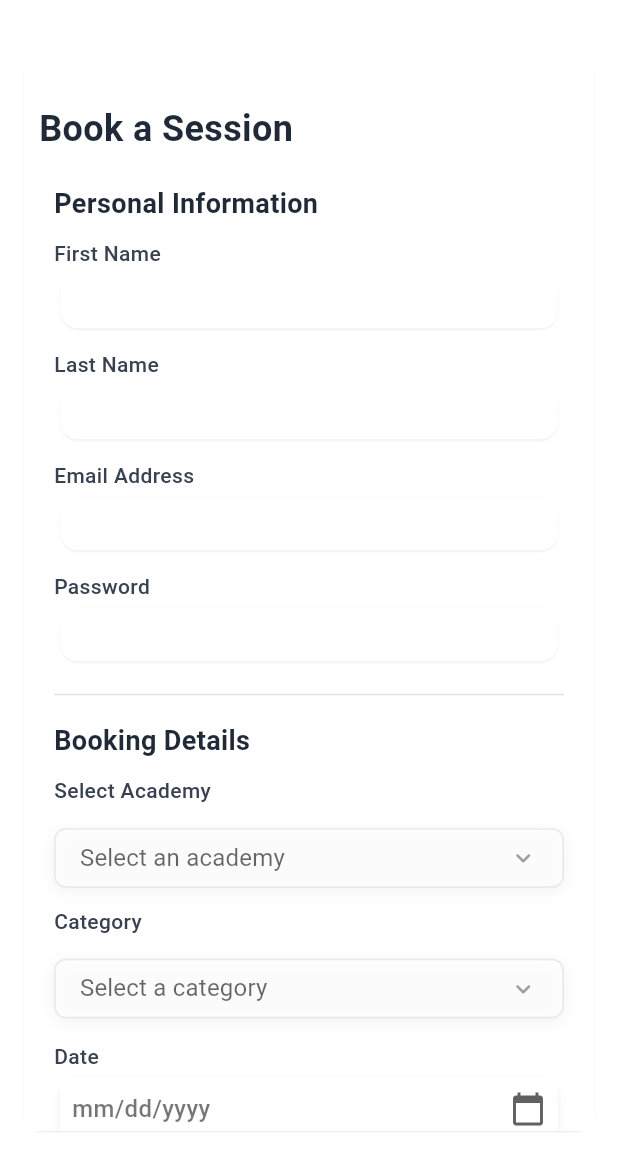
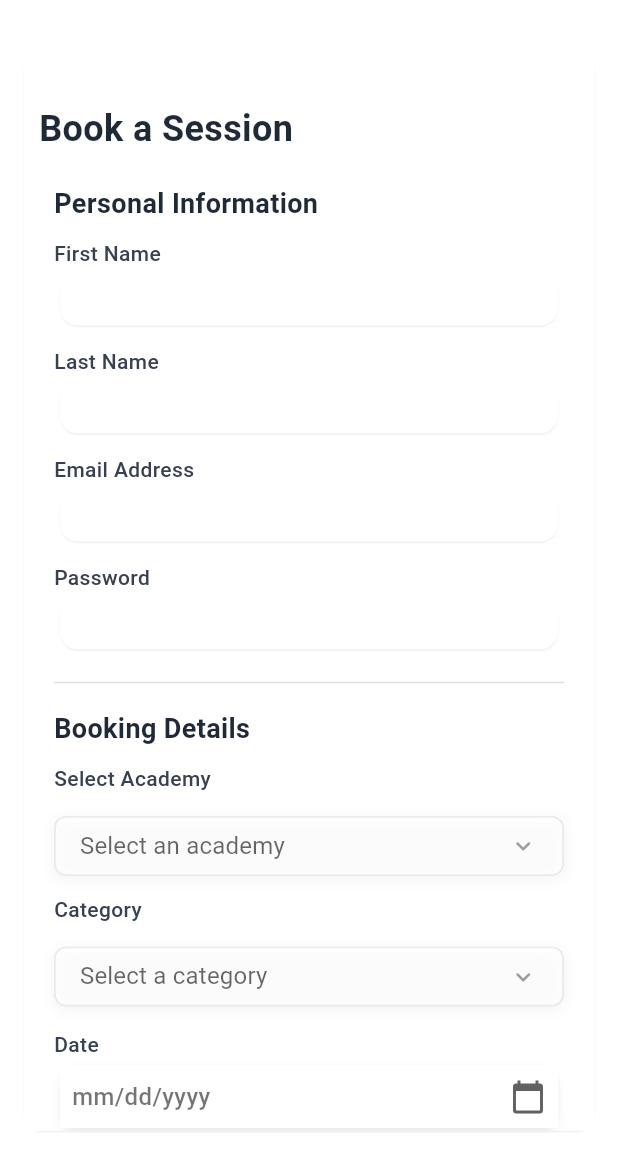
Before and after one commit to MTS-Services/Batteryqk_web-version-App-, a Flutter app: the BookScreen screen opened directly, on a phone screen of 412 x 824 dp, the part 69-1236 px from its top. Run offline on Flutter 3.47's test engine with Material 3 defaults, Android fonts, the phone set to English and light mode, and no system bars; drawn by our look-alikes of dropdown_button2; our stand-ins replace font_awesome_flutter, google_fonts, pin_code_fields; network calls fail.

```diff
--- a/lib/common/widgets/custom_dropdown_Listings.dart
+++ b/lib/common/widgets/custom_dropdown_Listings.dart
@@ -81,7 +81,7 @@ class _CustomDropdownListingsState extends State<CustomDropdownListings> {
             ),
           ),
           buttonStyleData: ButtonStyleData(
-            height: 46,
+            height: 42,
             padding: const EdgeInsets.symmetric(horizontal: 16),
             decoration: BoxDecoration(
               color: Colors.grey.shade100,
--- a/lib/common/widgets/custom_text_field.dart
+++ b/lib/common/widgets/custom_text_field.dart
@@ -12,7 +12,7 @@ class CustomTextField extends StatelessWidget {
   Widget build(BuildContext context) {
     return Container(
       margin: EdgeInsets.only(left: 0),
-      height: 44,
+      height: 42,
       child: Card(
         color: Colors.white,
         elevation: 0.5,
--- a/lib/features/authentication/views/listings.dart
+++ b/lib/features/authentication/views/listings.dart
@@ -78,7 +78,6 @@ class _ListingsState extends State<Listings> {
             right: 20,
             top: 20,
           ),
-          child: SingleChildScrollView(
           child: Column(
             crossAxisAlignment: CrossAxisAlignment.start,
             children: [
@@ -90,7 +89,7 @@ class _ListingsState extends State<Listings> {
                   fontWeight: FontWeight.w600,
                 ),
               ),
-                const SizedBox(height: 16),
+              const SizedBox(height: 12),
 
               CustomDropdownListings(
                 itemList: categoryItem,
@@ -107,7 +106,7 @@ class _ListingsState extends State<Listings> {
               CustomDropdownListings(itemList: rating, listType: 'Rating'),
               CustomDropdownListings(itemList: price, listType: 'Price'),
 
-                const SizedBox(height: 20),
+              const SizedBox(height: 15),
 
               Row(
                 mainAxisAlignment: MainAxisAlignment.spaceBetween,
@@ -160,7 +159,6 @@ class _ListingsState extends State<Listings> {
               ),
               const SizedBox(height: 20),
             ],
-            ),
           ),
         );
       },
```
Lines whose indentation alone changed are shown as unchanged.
